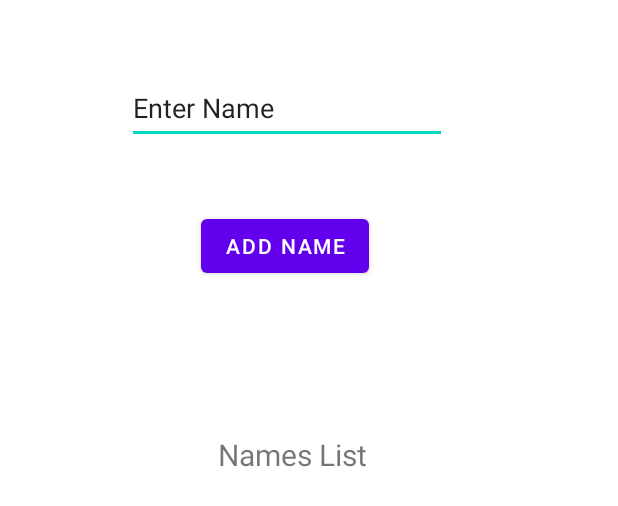
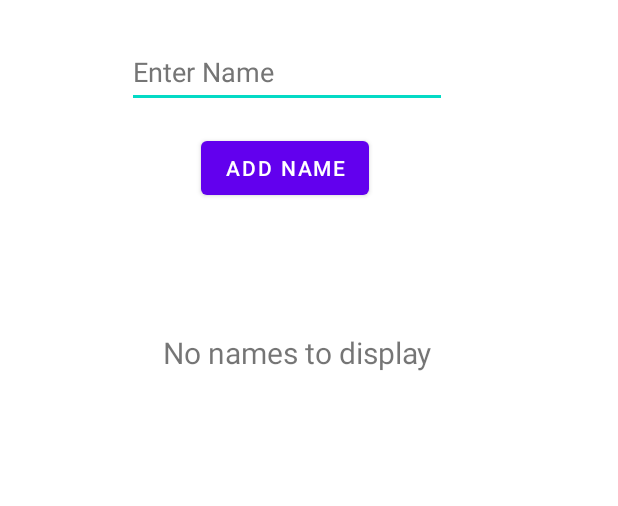
Before and after one commit to ChunkWhite/cps251kotlin, an Android app: the layout main_fragment.xml on its own in the app's theme, with its tools: preview values and no code run, on a phone screen of 412 x 824 dp. Shown: the top 506 px of the screen. Run offline under Robolectric (Android 15) with nearby library versions, the phone set to English and light mode, and no system bars.

Commit message:
project4 update

```diff
--- a/project4/app/src/main/java/com/example/project4/ui/main/MainFragment.kt
+++ b/project4/app/src/main/java/com/example/project4/ui/main/MainFragment.kt
@@ -23,7 +23,7 @@ class MainFragment : Fragment() {
     override fun onCreateView(
         inflater: LayoutInflater, container: ViewGroup?,
         savedInstanceState: Bundle?
-    ): View {
+    ): View? {
         _binding = MainFragmentBinding.inflate(inflater, container, false);
         return binding.root
     }
@@ -37,12 +37,13 @@ class MainFragment : Fragment() {
         super.onActivityCreated(savedInstanceState)
         viewModel = ViewModelProvider(this).get(MainViewModel::class.java)
         // TODO: Use the ViewModel
-        binding.displayNames.text = viewModel.getName().toString()
+        binding.displayNames.text = viewModel.getName()
 
         binding.button.setOnClickListener {
         if (binding.editTextName.text.isNotEmpty()) {
             viewModel.setName(binding.editTextName.text.toString())
-            binding.displayNames.text = viewModel.getName().toString()
+            viewModel.getName().also { binding.displayNames.text = it }
+
         } else {
             binding.displayNames.text = "No Value"
         }
--- a/project4/app/src/main/res/layout/main_fragment.xml
+++ b/project4/app/src/main/res/layout/main_fragment.xml
@@ -11,22 +11,24 @@
         android:id="@+id/editTextName"
         android:layout_width="wrap_content"
         android:layout_height="wrap_content"
-        android:layout_marginTop="48dp"
+        android:layout_marginTop="24dp"
+        android:autofillHints=""
         android:ems="10"
+        android:hint="@string/enter_name"
         android:inputType="textPersonName"
         android:minHeight="48dp"
-        android:text="@string/enter_name"
+        android:textColorHint="#757575"
         app:layout_constraintEnd_toEndOf="parent"
         app:layout_constraintHorizontal_bias="0.427"
         app:layout_constraintStart_toStartOf="parent"
         app:layout_constraintTop_toTopOf="parent"
-        android:autofillHints="" />
+        tools:ignore="SpeakableTextPresentCheck" />
 
     <Button
         android:id="@+id/button"
         android:layout_width="wrap_content"
         android:layout_height="wrap_content"
-        android:layout_marginTop="44dp"
+        android:layout_marginTop="16dp"
         android:text="@string/addNamebtn"
         app:layout_constraintEnd_toEndOf="parent"
         app:layout_constraintHorizontal_bias="0.446"
@@ -37,12 +39,13 @@
         android:id="@+id/displayNames"
         android:layout_width="wrap_content"
         android:layout_height="wrap_content"
+        android:hint="@string/names_list"
         android:text="@string/names_list"
         android:textSize="20sp"
         app:layout_constraintBottom_toBottomOf="parent"
         app:layout_constraintEnd_toEndOf="parent"
-        app:layout_constraintHorizontal_bias="0.464"
+        app:layout_constraintHorizontal_bias="0.466"
         app:layout_constraintStart_toStartOf="parent"
         app:layout_constraintTop_toBottomOf="@+id/button"
-        app:layout_constraintVertical_bias="0.166" />
+        app:layout_constraintVertical_bias="0.129" />
 </androidx.constraintlayout.widget.ConstraintLayout>
--- a/project4/app/src/main/res/values/strings.xml
+++ b/project4/app/src/main/res/values/strings.xml
@@ -2,5 +2,5 @@
     <string name="app_name">project4</string>
     <string name="enter_name">Enter Name</string>
     <string name="addNamebtn">Add Name</string>
-    <string name="names_list">Names List</string>
+    <string name="names_list">No names to display</string>
 </resources>
```
Also changed, not shown: 1 other file.
